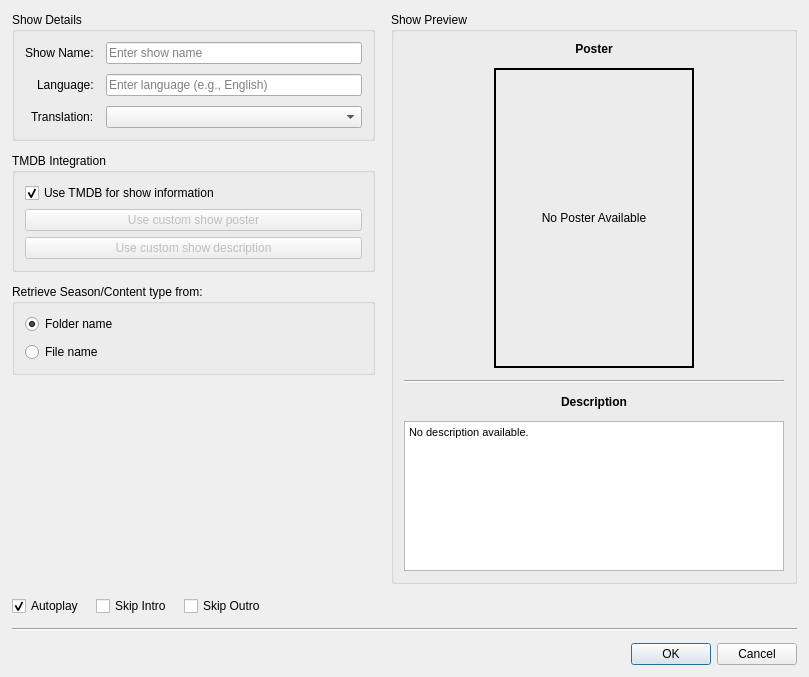
therealMaPMaKeR/MMDiary, file Operations-Features/videoplayer/showsplayer/vp_shows_add_dialog.ui: the form before one commit.
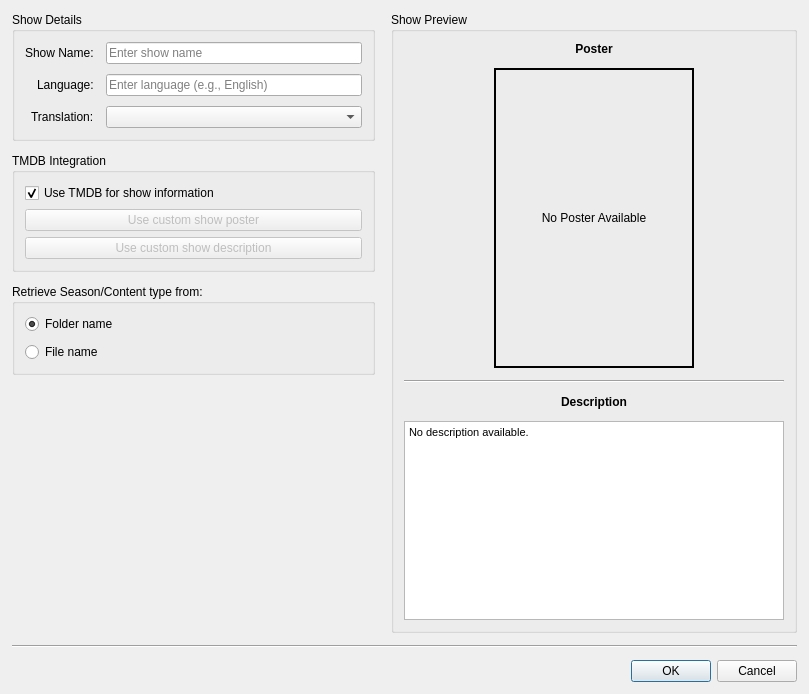
The form after the commit.

Commit message: removed checkboxes from add dialog

```diff
--- a/Operations-Features/videoplayer/showsplayer/vp_shows_add_dialog.ui
+++ b/Operations-Features/videoplayer/showsplayer/vp_shows_add_dialog.ui
@@ -7,7 +7,7 @@
     <x>0</x>
     <y>0</y>
     <width>809</width>
-    <height>659</height>
+    <height>694</height>
    </rect>
   </property>
   <property name="windowTitle">
@@ -406,59 +406,6 @@
      </item>
     </layout>
    </item>
-   <item>
-    <layout class="QHBoxLayout" name="horizontalLayout_Settings">
-     <item>
-      <widget class="QCheckBox" name="checkBox_Autoplay">
-       <property name="text">
-        <string>Autoplay</string>
-       </property>
-       <property name="checked">
-        <bool>true</bool>
-       </property>
-      </widget>
-     </item>
-     <item>
-      <widget class="QCheckBox" name="checkBox_SkipIntro">
-       <property name="text">
-        <string>Skip Intro</string>
-       </property>
-       <property name="checked">
-        <bool>false</bool>
-       </property>
-       <property name="visible">
-        <bool>false</bool>
-       </property>
-      </widget>
-     </item>
-     <item>
-      <widget class="QCheckBox" name="checkBox_SkipOutro">
-       <property name="text">
-        <string>Skip Outro</string>
-       </property>
-       <property name="checked">
-        <bool>false</bool>
-       </property>
-       <property name="visible">
-        <bool>false</bool>
-       </property>
-      </widget>
-     </item>
-     <item>
-      <spacer name="horizontalSpacer_Settings">
-       <property name="orientation">
-        <enum>Qt::Horizontal</enum>
-       </property>
-       <property name="sizeHint" stdset="0">
-        <size>
-         <width>40</width>
-         <height>20</height>
-        </size>
-       </property>
-      </spacer>
-     </item>
-    </layout>
-   </item>
    <item>
     <widget class="Line" name="line_2">
      <property name="orientation">
```
Left out of the diff: 12 changed lines with no effect on the pictures. Lines whose indentation alone changed are shown as unchanged. The commit also changes 3 other files.
